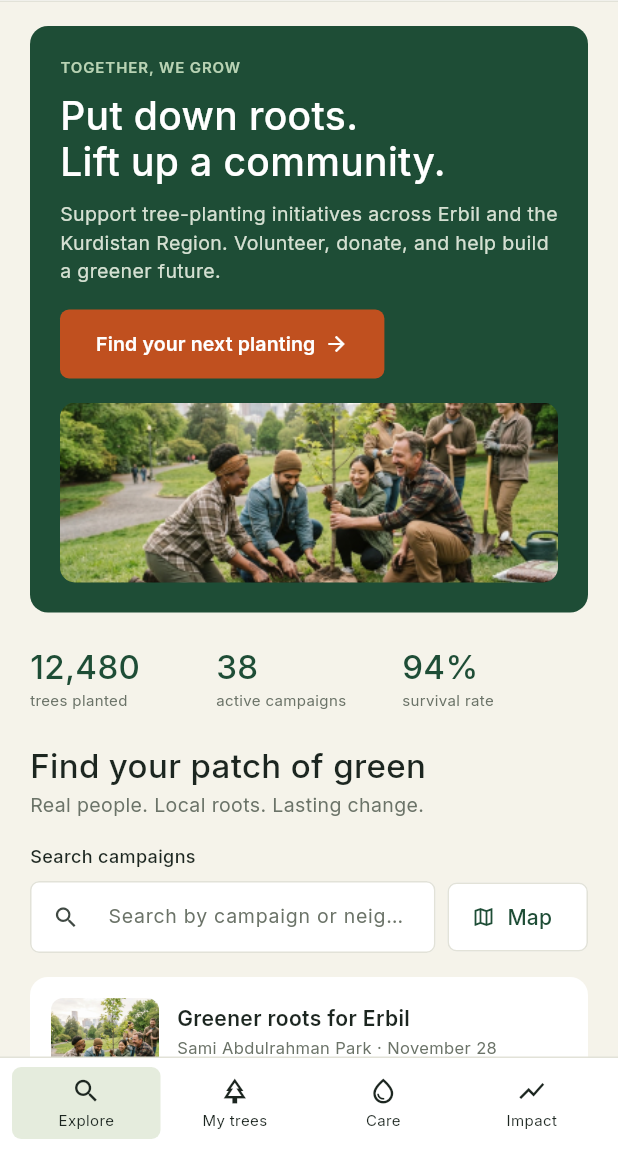
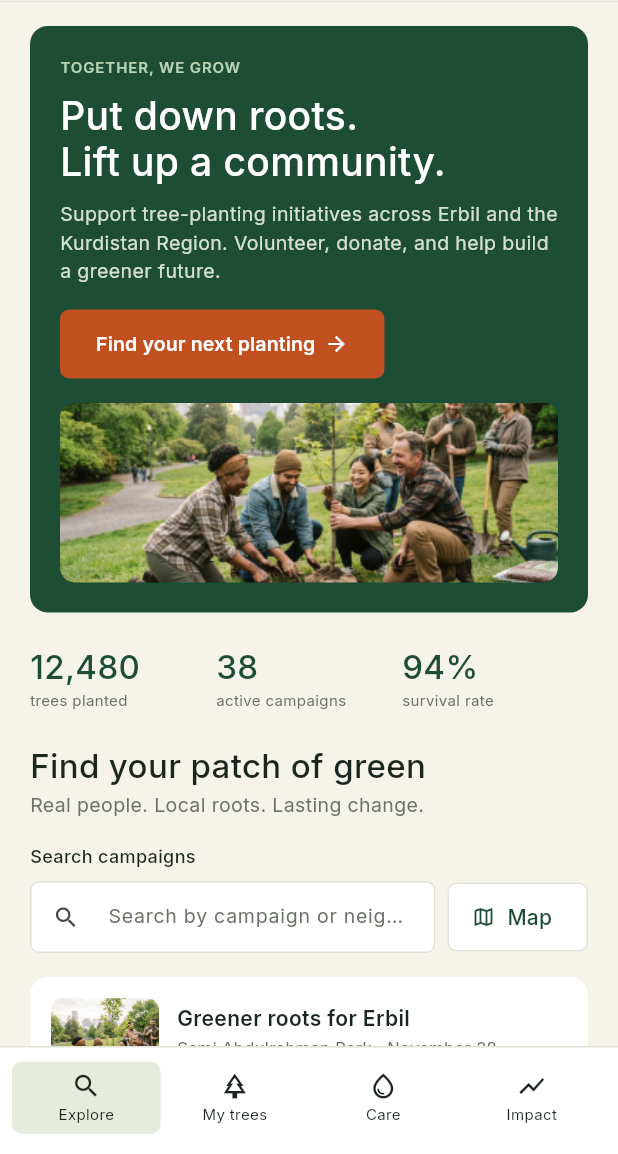
Before and after one commit to Aland-vibess/plantit-demo, a Flutter app: the Shell screen opened directly, on a phone screen of 412 x 824 dp, the part 82-1236 px from its top. Run offline on Flutter 3.47's test engine with Material 3 defaults, Android fonts, the phone set to English and light mode, and no system bars; our stand-ins replace flutter_map, google_fonts, latlong2.

Commit message:
Fix bottom nav height (fixed 72px)
Co-Authored-By: Claude Opus 5.5 <noreply@anthropic.com>
Claude-Session: https://claude.ai/code/session_01CegiD3LTR6LaqzrBwTLtQS

```diff
--- a/lib/main.dart
+++ b/lib/main.dart
@@ -291,6 +291,7 @@ class _ShellState extends State<Shell> {
           ]),
         ),
         bottomNavigationBar: Container(
+          height: 72,
           decoration: const BoxDecoration(color: Colors.white, border: Border(top: BorderSide(color: C.line))),
           padding: const EdgeInsets.fromLTRB(8, 6, 8, 10),
           child: SafeArea(
```
